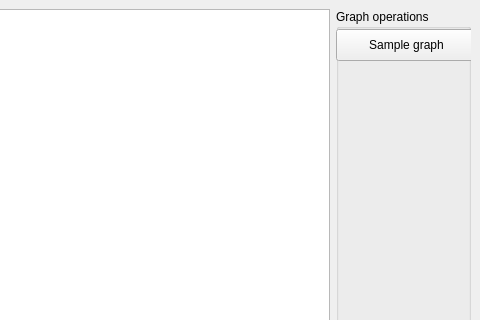
The window that mainwindow.ui (darthdeus/graphite-gui) describes before a commit, drawn with Qt 5; both pictures show x 559 to 1039 and y 0 to 320 of the 1039 by 802 pixel window.
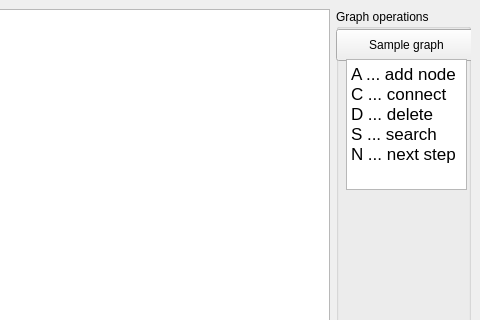
The same window after the commit.

Commit message: Add search stub

Patch:
```diff
--- a/mainwindow.ui
+++ b/mainwindow.ui
@@ -45,6 +45,27 @@
         <string>Sample graph</string>
        </property>
       </widget>
+      <widget class="QTextBrowser" name="textBrowser">
+       <property name="geometry">
+        <rect>
+         <x>10</x>
+         <y>50</y>
+         <width>121</width>
+         <height>131</height>
+        </rect>
+       </property>
+       <property name="html">
+        <string>&lt;!DOCTYPE HTML PUBLIC &quot;-//W3C//DTD HTML 4.0//EN&quot; &quot;http://www.w3.org/TR/REC-html40/strict.dtd&quot;&gt;
+&lt;html&gt;&lt;head&gt;&lt;meta name=&quot;qrichtext&quot; content=&quot;1&quot; /&gt;&lt;style type=&quot;text/css&quot;&gt;
+p, li { white-space: pre-wrap; }
+&lt;/style&gt;&lt;/head&gt;&lt;body style=&quot; font-family:'.Helvetica Neue DeskInterface'; font-size:13pt; font-weight:400; font-style:normal;&quot;&gt;
+&lt;p style=&quot; margin-top:0px; margin-bottom:0px; margin-left:0px; margin-right:0px; -qt-block-indent:0; text-indent:0px;&quot;&gt;A ... add node&lt;/p&gt;
+&lt;p style=&quot; margin-top:0px; margin-bottom:0px; margin-left:0px; margin-right:0px; -qt-block-indent:0; text-indent:0px;&quot;&gt;C ... connect&lt;/p&gt;
+&lt;p style=&quot; margin-top:0px; margin-bottom:0px; margin-left:0px; margin-right:0px; -qt-block-indent:0; text-indent:0px;&quot;&gt;D ... delete&lt;/p&gt;
+&lt;p style=&quot; margin-top:0px; margin-bottom:0px; margin-left:0px; margin-right:0px; -qt-block-indent:0; text-indent:0px;&quot;&gt;S ... search&lt;/p&gt;
+&lt;p style=&quot; margin-top:0px; margin-bottom:0px; margin-left:0px; margin-right:0px; -qt-block-indent:0; text-indent:0px;&quot;&gt;N ... next step&lt;/p&gt;&lt;/body&gt;&lt;/html&gt;</string>
+       </property>
+      </widget>
      </widget>
     </item>
    </layout>
```
The commit also changes 3 other files.
